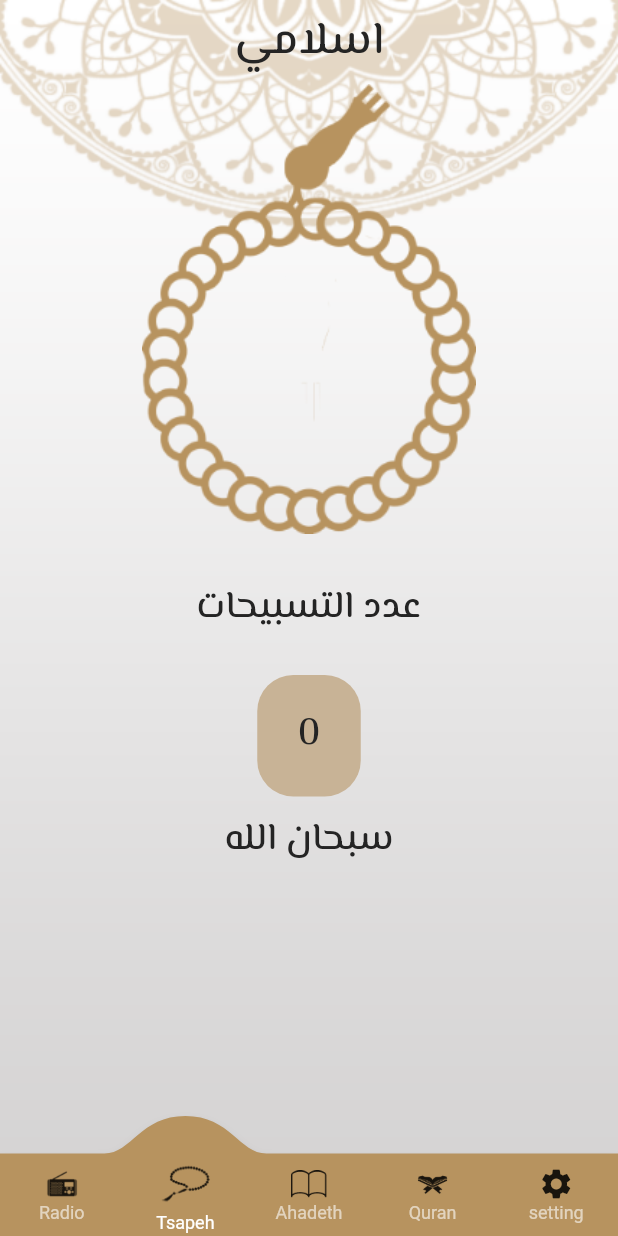
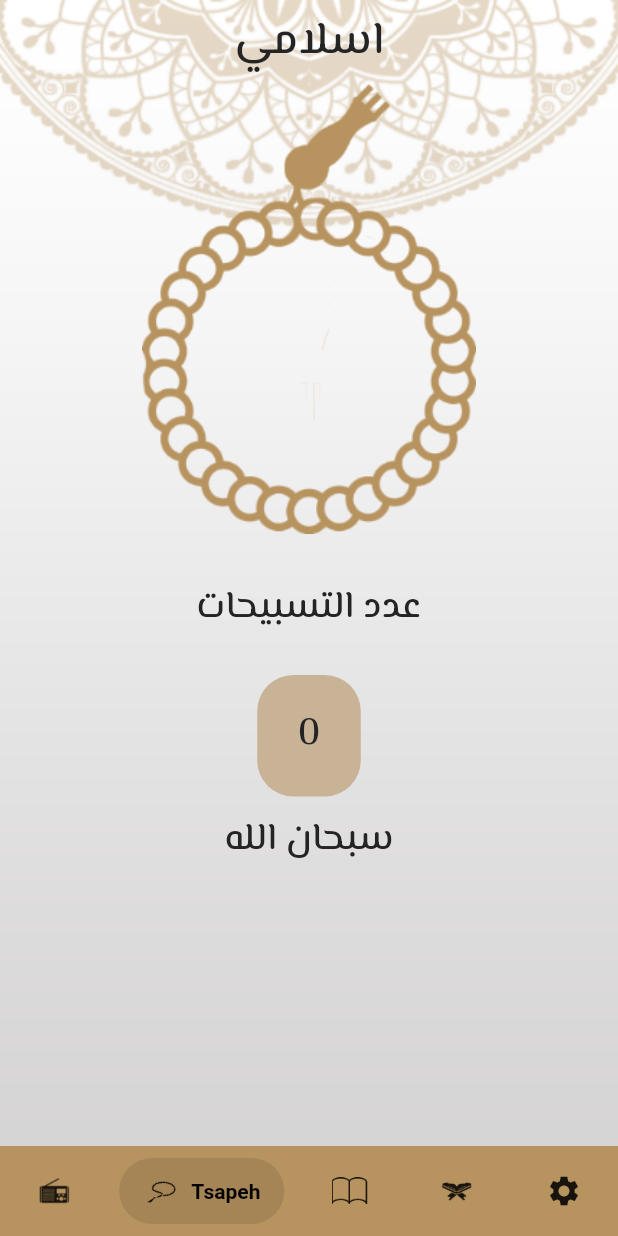
Before and after one commit to MahmoudElgaml/IslamiApp, a Flutter app: the screen it shows after launch, item 2 of the bottom bar chosen, on a phone screen of 412 x 824 dp. Run offline on Flutter 3.47's test engine with Material 2 defaults, Android fonts, the phone set to English and light mode, and no system bars; drawn by our look-alikes of convex_bottom_bar, salomon_bottom_bar; our stand-ins replace google_fonts; generated files the repository leaves out were written again.

Commit message:
add SalmonBottomBar instead of convexBottomBar

```diff
--- a/lib/main.dart
+++ b/lib/main.dart
@@ -28,7 +28,7 @@ class MyApp extends StatelessWidget {
         Locale('en'), // English
         Locale('ar'), // Spanish
       ],
-      locale: const Locale("en"),
+
       theme:MyTheme.lightTheme ,
       debugShowCheckedModeBanner: false,
       initialRoute:HomeScreen.routName ,
--- a/lib/screens/home_screen.dart
+++ b/lib/screens/home_screen.dart
@@ -7,6 +7,7 @@ import 'package:flutter_projects/taps/radio_tap.dart';
 import 'package:flutter_projects/taps/setting_tap.dart';
 import 'package:flutter_projects/taps/tsabeh_tap.dart';
 import 'package:flutter_gen/gen_l10n/app_localizations.dart';
+import 'package:salomon_bottom_bar/salomon_bottom_bar.dart';
 
 class HomeScreen extends StatefulWidget {
   static const String routName = "home";
@@ -36,40 +37,39 @@ class _HomeScreenState extends State<HomeScreen> {
               style: Theme.of(context).textTheme.bodyLarge,
             ),
           ),
-          bottomNavigationBar: ConvexAppBar(
-            height: 55,
+          bottomNavigationBar: SalomonBottomBar(
+            selectedItemColor: Colors.black,
             backgroundColor: MyTheme.primaryColor,
-            style: TabStyle.react,
-            initialActiveIndex: index,
+            currentIndex: index,
             onTap: (value) {
               index = value;
               setState(() {});
             },
             items: [
-              TabItem(
+              SalomonBottomBarItem(
                   icon: const ImageIcon(
                     AssetImage("assets/images/radio.png"),
                   ),
-                  title: AppLocalizations.of(context)!.radioIcon),
-              TabItem(
+                  title: Text(AppLocalizations.of(context)!.radioIcon)),
+              SalomonBottomBarItem(
                 icon: const ImageIcon(
                   AssetImage("assets/images/sebha.png"),
                 ),
-                title: AppLocalizations.of(context)!.tsapehIcon,
+                title: Text(AppLocalizations.of(context)!.tsapehIcon),
               ),
-              TabItem(
+              SalomonBottomBarItem(
                   icon: const ImageIcon(
                     AssetImage("assets/images/ahades.png"),
                   ),
-                  title: AppLocalizations.of(context)!.hadithIcon),
-              TabItem(
+                  title: Text(AppLocalizations.of(context)!.hadithIcon)),
+              SalomonBottomBarItem(
                   icon: const ImageIcon(
                     AssetImage("assets/images/quran_icon.png"),
                   ),
-                  title: AppLocalizations.of(context)!.quranIcon),
-              TabItem(
+                  title: Text(AppLocalizations.of(context)!.quranIcon)),
+              SalomonBottomBarItem(
                   icon: const Icon(Icons.settings),
-                  title: AppLocalizations.of(context)!.settingIcon),
+                  title: Text(AppLocalizations.of(context)!.settingIcon)),
             ],
           ),
           body: bodies[index],
--- a/lib/screens/quran_screen.dart
+++ b/lib/screens/quran_screen.dart
@@ -1,6 +1,7 @@
 import 'package:flutter/material.dart';
 import 'package:flutter/services.dart';
 import 'package:flutter_projects/models/sura_model.dart';
+import 'package:flutter_projects/my_theme.dart';
 
 class SuraContent extends StatefulWidget {
   static const String routeName = "sura";
@@ -42,11 +43,17 @@ class _SuraContentState extends State<SuraContent> {
               shape: RoundedRectangleBorder(
                 borderRadius: BorderRadius.circular(25),
               ),
-              child: ListView.builder(
+              child: ListView.separated(
+                separatorBuilder: (context, index) => Divider(
+                  thickness: 2,
+                  endIndent: 30,
+                  indent: 30,
+                  color: MyTheme.primaryColor,
+                ),
                 itemBuilder: (context, index) => Text(
                   verses[index],
                   style: Theme.of(context).textTheme.bodyLarge,
-                  textAlign: TextAlign.end,
+                  textAlign: TextAlign.center,
                 ),
                 itemCount: verses.length,
               ),
--- a/pubspec.yaml
+++ b/pubspec.yaml
@@ -38,6 +38,7 @@ dependencies:
   cupertino_icons: ^1.0.2
   convex_bottom_bar: ^3.2.0
   google_fonts: ^5.1.0
+  salomon_bottom_bar: ^3.3.2
 
 dev_dependencies:
   flutter_test:
```
Also changed, not shown: pubspec.lock.
